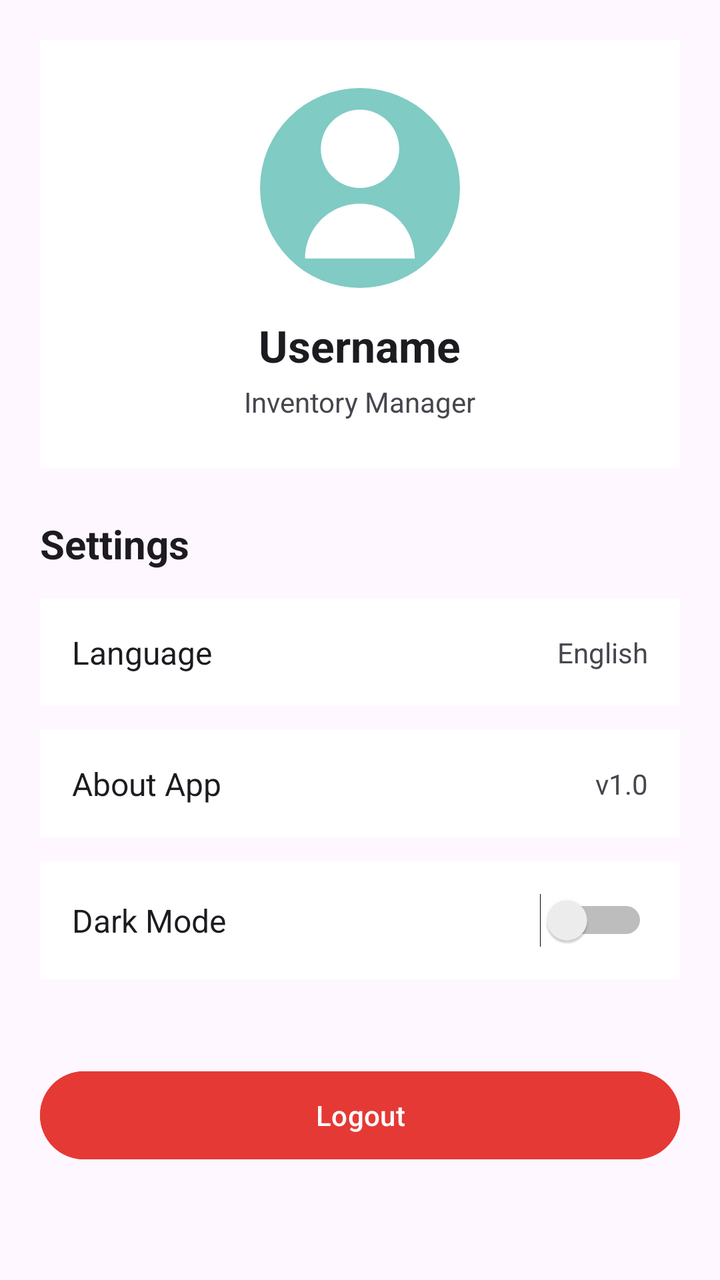
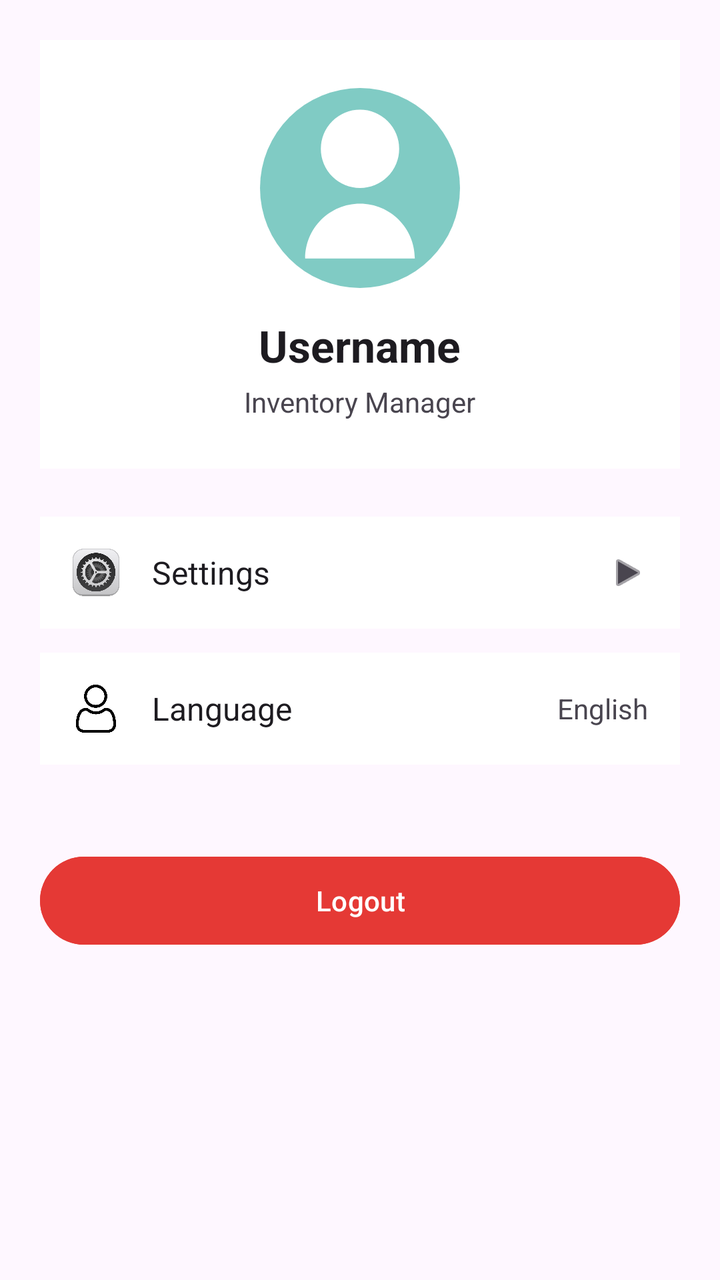

Before-and-after screenshots of an Android layout around one commit, followed by the original layout XML and the change that was made.
<!-- AndroidManifest.xml: application theme Theme.SmartInventaryManagement -->
<!-- res/layout/fragment_account.xml -->
<?xml version="1.0" encoding="utf-8"?>
<ScrollView
    xmlns:android="http://schemas.android.com/apk/res/android"

    android:layout_width="match_parent"

    android:layout_height="match_parent"

    android:background="?android:colorBackground">

    <LinearLayout

        android:layout_width="match_parent"

        android:layout_height="wrap_content"

        android:orientation="vertical"

        android:padding="20dp">

        

        <LinearLayout
            android:layout_width="match_parent"

            android:layout_height="wrap_content"

            android:orientation="vertical"

            android:gravity="center"

            android:padding="24dp"

            android:background="?android:colorBackgroundFloating">

            <ImageView
                android:id="@+id/imgProfile"

                android:layout_width="100dp"

                android:layout_height="100dp"

                android:src="@drawable/profile_placeholder"

                android:scaleType="centerCrop"

                android:background="@drawable/profile_circle_bg"

                android:padding="3dp"

                android:clickable="true"

                android:focusable="true"/>


            <TextView
                android:id="@+id/tvUsername"

                android:layout_width="wrap_content"

                android:layout_height="wrap_content"

                android:text="@string/username"

                android:textSize="22sp"

                android:textStyle="bold"

                android:textColor="?android:textColorPrimary"

                android:layout_marginTop="14dp"/>

            <TextView
                android:layout_width="wrap_content"

                android:layout_height="wrap_content"

                android:text="@string/inventory_manager"

                android:textSize="14sp"

                android:textColor="?android:textColorSecondary"

                android:layout_marginTop="4dp"/>
        </LinearLayout>

        

        <TextView
            android:layout_width="wrap_content"

            android:layout_height="wrap_content"

            android:text="@string/settings"

            android:textSize="20sp"

            android:textStyle="bold"

            android:textColor="?android:textColorPrimary"

            android:layout_marginTop="24dp"

            android:layout_marginBottom="14dp"/>

        

        <LinearLayout
            android:id="@+id/btnLanguage"

            android:layout_width="match_parent"

            android:layout_height="wrap_content"

            android:orientation="horizontal"

            android:padding="16dp"

            android:gravity="center_vertical"

            android:background="?android:colorBackgroundFloating"

            android:layout_marginBottom="12dp"

            android:clickable="true"

            android:focusable="true">

            <TextView
                android:layout_width="0dp"

                android:layout_height="wrap_content"

                android:layout_weight="1"

                android:text="@string/language"

                android:textSize="16sp"

                android:textColor="?android:textColorPrimary"/>

            <TextView
                android:id="@+id/tvLanguage"

                android:layout_width="wrap_content"

                android:layout_height="wrap_content"

                android:text="@string/english"

                android:textColor="?android:textColorSecondary"/>
        </LinearLayout>

        

        <LinearLayout
            android:layout_width="match_parent"

            android:layout_height="wrap_content"

            android:orientation="horizontal"

            android:padding="16dp"

            android:gravity="center_vertical"

            android:background="?android:colorBackgroundFloating"

            android:layout_marginBottom="12dp">

            <TextView
                android:layout_width="0dp"

                android:layout_height="wrap_content"

                android:layout_weight="1"

                android:text="@string/about_app"

                android:textSize="16sp"

                android:textColor="?android:textColorPrimary"/>

            <TextView
                android:layout_width="wrap_content"

                android:layout_height="wrap_content"

                android:text="v1.0"

                android:textColor="?android:textColorSecondary"/>
        </LinearLayout>

        

        <LinearLayout
            android:layout_width="match_parent"

            android:layout_height="wrap_content"

            android:orientation="horizontal"

            android:padding="16dp"

            android:gravity="center_vertical"

            android:background="?android:colorBackgroundFloating"

            android:layout_marginBottom="12dp">

            <TextView
                android:layout_width="0dp"

                android:layout_height="wrap_content"

                android:layout_weight="1"

                android:text="@string/dark_mode"

                android:textSize="16sp"

                android:textColor="?android:textColorPrimary"/>

            <Switch
                android:id="@+id/switchDarkMode"

                android:layout_width="wrap_content"

                android:layout_height="wrap_content"/>
        </LinearLayout>

        

        <Button
            android:id="@+id/btnLogout"

            android:layout_width="match_parent"

            android:layout_height="52dp"

            android:text="@string/logout"

            android:textColor="@android:color/white"

            android:backgroundTint="#E53935"

            android:layout_marginTop="30dp"/>
    </LinearLayout>

</ScrollView>
<!-- resources referenced by this layout -->
<resources>
  <!-- drawable profile_circle_bg (drawable) -->
  <?xml version="1.0" encoding="utf-8"?>
  <shape xmlns:android="http://schemas.android.com/apk/res/android"
      android:shape="oval">
  
      <solid android:color="#80CBC4"/>
  
  </shape>
  <!-- drawable profile_placeholder (drawable) -->
  <?xml version="1.0" encoding="utf-8"?>
  <vector xmlns:android="http://schemas.android.com/apk/res/android"
      android:width="120dp"
      android:height="120dp"
      android:viewportWidth="24"
      android:viewportHeight="24">
  
      <path
          android:fillColor="#FFFFFF"
          android:pathData="M12,12A5,5 0,1 0,12 2A5,5 0,0 0,12 12M12,14C8.13,14 5,17.13 5,21H19C19,17.13 15.87,14 12,14Z"/>
  </vector>
  <string name="about_app">About App</string>
  <string name="dark_mode">Dark Mode</string>
  <string name="english">English</string>
  <string name="inventory_manager">Inventory Manager</string>
  <string name="language">Language</string>
  <string name="logout">Logout</string>
  <string name="settings">Settings</string>
  <string name="username">Username</string>
  <style name="Theme.SmartInventaryManagement" parent="Base.Theme.SmartInventaryManagement" />
  <style name="Base.Theme.SmartInventaryManagement" parent="Theme.Material3.DayNight.NoActionBar">
  
      </style>
</resources>

<!-- the commit's change to res/layout/fragment_account.xml (unified diff, before → after) -->
@@ -1,11 +1,9 @@
 <?xml version="1.0" encoding="utf-8"?>
 <ScrollView
     xmlns:android="http://schemas.android.com/apk/res/android"
-
+    xmlns:app="http://schemas.android.com/apk/res-auto"
     android:layout_width="match_parent"
-
     android:layout_height="match_parent"
-
     android:background="?android:colorBackground">
 
     <LinearLayout
@@ -86,147 +84,75 @@
 
         
 
-        <TextView
-            android:layout_width="wrap_content"
+        <LinearLayout
+            android:id="@+id/btnSettings"
+            android:layout_width="match_parent"
+            android:layout_height="wrap_content"
+            android:orientation="horizontal"
+            android:padding="16dp"
+            android:gravity="center_vertical"
+            android:background="?android:colorBackgroundFloating"
+            android:layout_marginTop="24dp"
+            android:layout_marginBottom="12dp"
+            android:clickable="true"
+            android:focusable="true">
 
-            android:layout_height="wrap_content"
+            <ImageView
+                android:layout_width="24dp"
+                android:layout_height="24dp"
+                android:src="@drawable/settings_icon"
+                android:layout_marginEnd="16dp"/>
 
-            android:text="@string/settings"
+            <TextView
+                android:layout_width="0dp"
+                android:layout_height="wrap_content"
+                android:layout_weight="1"
+                android:text="@string/settings"
+                android:textSize="16sp"
+                android:textColor="?android:textColorPrimary"/>
 
-            android:textSize="20sp"
-
-            android:textStyle="bold"
-
-            android:textColor="?android:textColorPrimary"
-
-            android:layout_marginTop="24dp"
-
-            android:layout_marginBottom="14dp"/>
+            <ImageView
+                android:layout_width="20dp"
+                android:layout_height="20dp"
+                android:src="@android:drawable/ic_media_play"
+                android:rotation="0"
+                app:tint="?android:textColorSecondary"/>
+        </LinearLayout>
 
         
 
         <LinearLayout
             android:id="@+id/btnLanguage"
+            android:layout_width="match_parent"
+            android:layout_height="wrap_content"
+            android:orientation="horizontal"
+            android:padding="16dp"
+            android:gravity="center_vertical"
+            android:background="?android:colorBackgroundFloating"
+            android:layout_marginBottom="12dp"
+            android:clickable="true"
+            android:focusable="true">
 
-            android:layout_width="match_parent"
-
-            android:layout_height="wrap_content"
-
-            android:orientation="horizontal"
-
-            android:padding="16dp"
-
-            android:gravity="center_vertical"
-
-            android:background="?android:colorBackgroundFloating"
-
-            android:layout_marginBottom="12dp"
-
-            android:clickable="true"
-
-            android:focusable="true">
+            <ImageView
+                android:layout_width="24dp"
+                android:layout_height="24dp"
+                android:src="@drawable/account_icon"
+                android:layout_marginEnd="16dp"/>
 
             <TextView
                 android:layout_width="0dp"
-
                 android:layout_height="wrap_content"
-
                 android:layout_weight="1"
-
                 android:text="@string/language"
-
                 android:textSize="16sp"
-
                 android:textColor="?android:textColorPrimary"/>
 
             <TextView
                 android:id="@+id/tvLanguage"
-
                 android:layout_width="wrap_content"
-
                 android:layout_height="wrap_content"
-
                 android:text="@string/english"
-
                 android:textColor="?android:textColorSecondary"/>
-        </LinearLayout>
-
-        
-
-        <LinearLayout
-            android:layout_width="match_parent"
-
-            android:layout_height="wrap_content"
-
-            android:orientation="horizontal"
-
-            android:padding="16dp"
-
-            android:gravity="center_vertical"
-
-            android:background="?android:colorBackgroundFloating"
-
-            android:layout_marginBottom="12dp">
-
-            <TextView
-                android:layout_width="0dp"
-
-                android:layout_height="wrap_content"
-
-                android:layout_weight="1"
-
-                android:text="@string/about_app"
-
-                android:textSize="16sp"
-
-                android:textColor="?android:textColorPrimary"/>
-
-            <TextView
-                android:layout_width="wrap_content"
-
-                android:layout_height="wrap_content"
-
-                android:text="v1.0"
-
-                android:textColor="?android:textColorSecondary"/>
-        </LinearLayout>
-
-        
-
-        <LinearLayout
-            android:layout_width="match_parent"
-
-            android:layout_height="wrap_content"
-
-            android:orientation="horizontal"
-
-            android:padding="16dp"
-
-            android:gravity="center_vertical"
-
-            android:background="?android:colorBackgroundFloating"
-
-            android:layout_marginBottom="12dp">
-
-            <TextView
-                android:layout_width="0dp"
-
-                android:layout_height="wrap_content"
-
-                android:layout_weight="1"
-
-                android:text="@string/dark_mode"
-
-                android:textSize="16sp"
-
-                android:textColor="?android:textColorPrimary"/>
-
-            <Switch
-                android:id="@+id/switchDarkMode"
-
-                android:layout_width="wrap_content"
-
-                android:layout_height="wrap_content"/>
         </LinearLayout>
 
         
<!-- resource entries referenced after the edit -->
@@ -1,5 +1,6 @@
 <!-- resources referenced by this layout -->
 <resources>
+  <!-- drawable account_icon: png bitmap (drawable, 13560 bytes) -->
   <!-- drawable profile_circle_bg (drawable) -->
   <?xml version="1.0" encoding="utf-8"?>
   <shape xmlns:android="http://schemas.android.com/apk/res/android"
@@ -20,8 +21,7 @@
           android:fillColor="#FFFFFF"
           android:pathData="M12,12A5,5 0,1 0,12 2A5,5 0,0 0,12 12M12,14C8.13,14 5,17.13 5,21H19C19,17.13 15.87,14 12,14Z"/>
   </vector>
-  <string name="about_app">About App</string>
-  <string name="dark_mode">Dark Mode</string>
+  <!-- drawable settings_icon: png bitmap (drawable, 43461 bytes) -->
   <string name="english">English</string>
   <string name="inventory_manager">Inventory Manager</string>
   <string name="language">Language</string>
